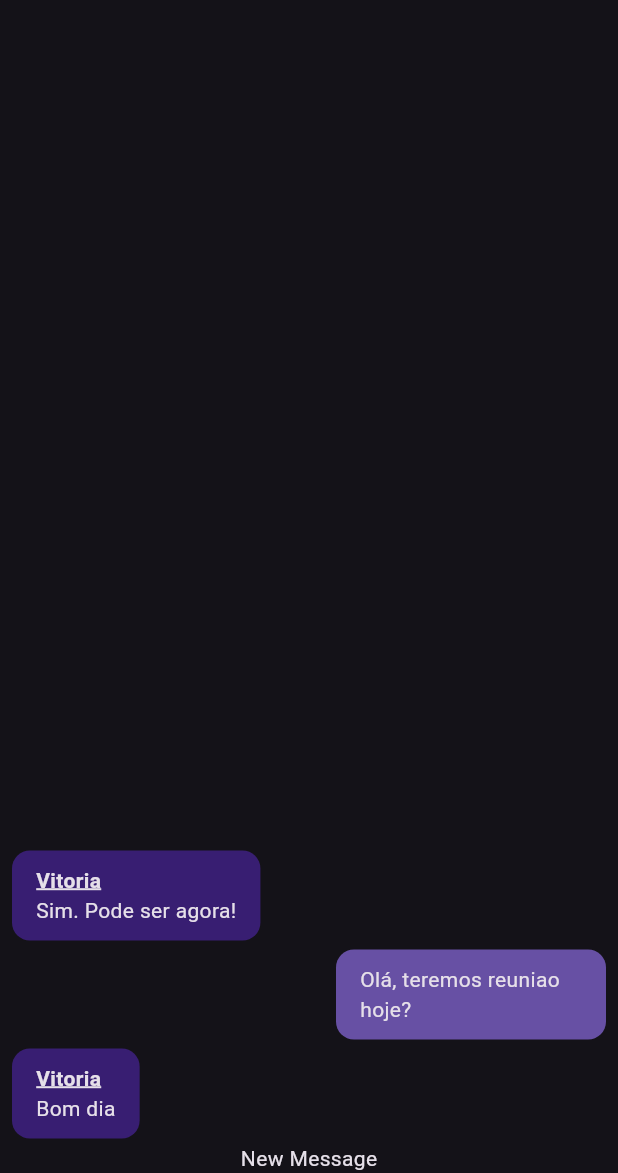
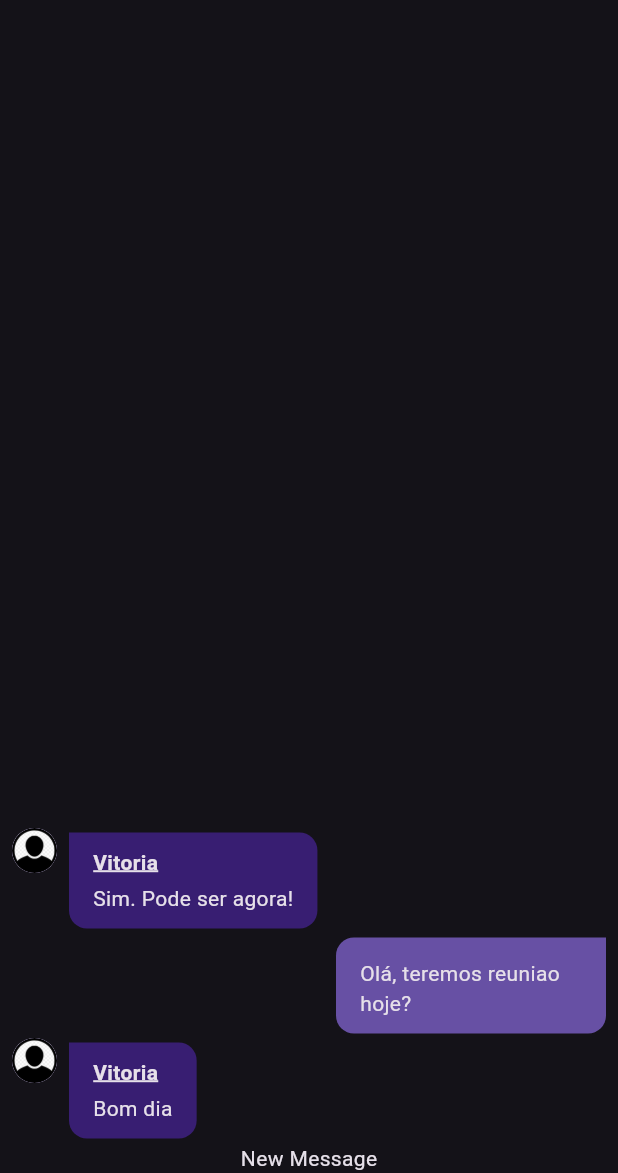
Before and after one commit to laesant/chat, a Flutter app: the screen it shows after launch, on a phone screen of 412 x 824 dp, the part 63-1236 px from its top. Run offline on Flutter 3.47's test engine with Material 3 defaults, Android fonts, the phone set to English and light mode, and no system bars; our stand-ins replace image_picker; accounts and stored records are empty.

Commit message:
message bubble component

```diff
--- a/lib/components/message_bubble.dart
+++ b/lib/components/message_bubble.dart
@@ -1,3 +1,5 @@
+import 'dart:io';
+
 import 'package:chat/core/models/chat_message.dart';
 import 'package:flutter/material.dart';
 
@@ -8,13 +10,38 @@ class MessageBubble extends StatelessWidget {
   const MessageBubble(
       {super.key, required this.message, required this.belongsToCurrentUser});
 
+  Widget _showUserImage(String imageUrl, BuildContext context) {
+    ImageProvider? provider;
+    if (imageUrl.startsWith('http')) {
+      provider = NetworkImage(imageUrl);
+    } else if (imageUrl.startsWith('file')) {
+      provider = FileImage(File(imageUrl));
+    } else {
+      provider = AssetImage(imageUrl);
+    }
+
+    return CircleAvatar(
+      backgroundColor: Theme.of(context).colorScheme.primary,
+      radius: 15,
+      backgroundImage: provider,
+    );
+  }
+
   @override
   Widget build(BuildContext context) {
     return Row(
       mainAxisAlignment: belongsToCurrentUser
           ? MainAxisAlignment.end
           : MainAxisAlignment.start,
+      crossAxisAlignment: CrossAxisAlignment.start,
       children: [
+        if (!belongsToCurrentUser)
+          Row(
+            children: [
+              const SizedBox(width: 8),
+              _showUserImage(message.userImageUrl, context)
+            ],
+          ),
         Container(
             constraints: const BoxConstraints(maxWidth: 180),
             padding: const EdgeInsets.symmetric(vertical: 10, horizontal: 16),
@@ -23,7 +50,16 @@ class MessageBubble extends StatelessWidget {
                 color: belongsToCurrentUser
                     ? Theme.of(context).colorScheme.inversePrimary
                     : Theme.of(context).colorScheme.onPrimary,
-                borderRadius: BorderRadius.circular(12)),
+                borderRadius: BorderRadius.only(
+                  topLeft: belongsToCurrentUser
+                      ? const Radius.circular(12)
+                      : const Radius.circular(0),
+                  topRight: belongsToCurrentUser
+                      ? const Radius.circular(0)
+                      : const Radius.circular(12),
+                  bottomLeft: const Radius.circular(12),
+                  bottomRight: const Radius.circular(12),
+                )),
             child: Column(
               crossAxisAlignment: CrossAxisAlignment.start,
               children: [
@@ -38,6 +74,7 @@ class MessageBubble extends StatelessWidget {
                         decorationStyle: TextDecorationStyle.solid,
                         decorationThickness: 2),
                   ),
+                const SizedBox(height: 4),
                 Text(message.text),
               ],
             )),
```
